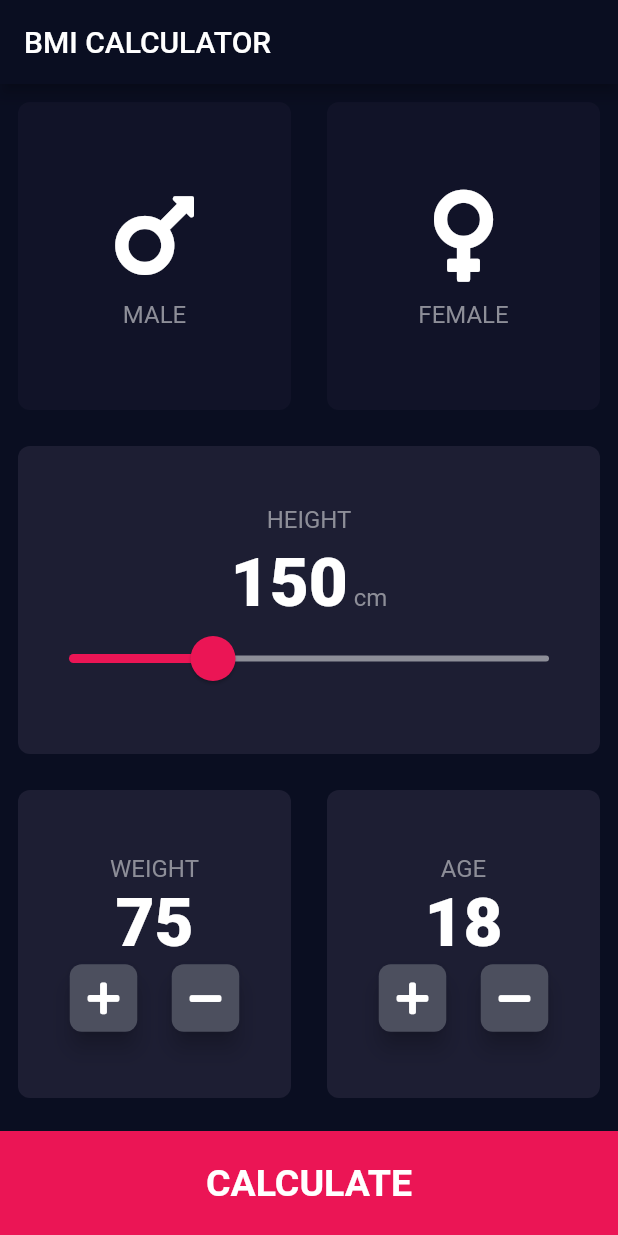
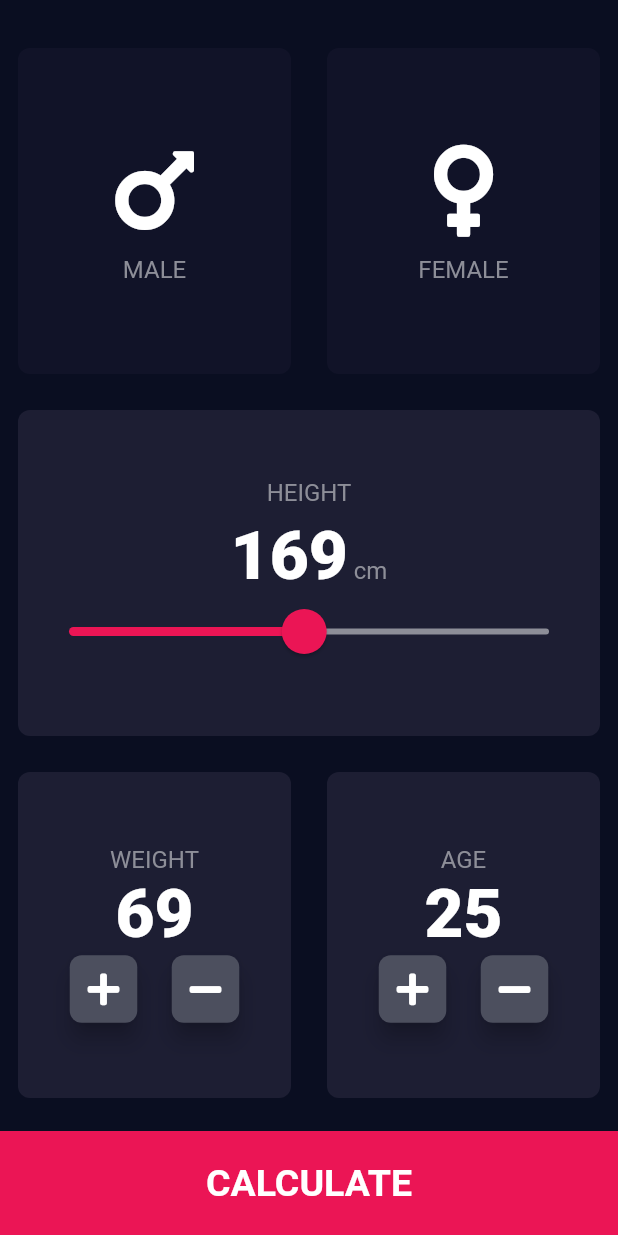
Before and after one commit to NoobSaiyan/BMI_Calculator, a Flutter app: the screen it shows after launch, on a phone screen of 412 x 824 dp. Run offline on Flutter 3.47's test engine with Material 2 defaults, Android fonts, the phone set to English and light mode, and no system bars; our stand-ins replace font_awesome_flutter.

Commit message:
final commit

```diff
--- a/lib/input_page.dart
+++ b/lib/input_page.dart
@@ -19,19 +19,20 @@ class InputPage extends StatefulWidget {
 
 class _InputPageState extends State<InputPage> {
   Gender selectedGender;
-  int height = 150;
-  int weight = 75;
-  int age = 18;
+  int height = 169;
+  int weight = 69;
+  int age = 25;
 
   @override
   Widget build(BuildContext context) {
     return Scaffold(
-      appBar: AppBar(
-        title: Text('BMI CALCULATOR'),
-      ),
+//      appBar: AppBar(
+//        title: Text('BMI CALCULATOR'),
+//      ),
       body: Column(
         crossAxisAlignment: CrossAxisAlignment.stretch,
         children: [
+          SizedBox(height: 20.0),
           Expanded(
             child: Row(children: [
               Expanded(
--- a/lib/result_page.dart
+++ b/lib/result_page.dart
@@ -14,13 +14,14 @@ class ResultPage extends StatelessWidget {
   @override
   Widget build(BuildContext context) {
     return Scaffold(
-      appBar: AppBar(
-        title: Text('BMI calculator'),
-      ),
+//      appBar: AppBar(
+//        title: Text('BMI calculator'),
+//      ),
       body: Column(
         mainAxisAlignment: MainAxisAlignment.spaceEvenly,
         crossAxisAlignment: CrossAxisAlignment.stretch,
         children: [
+          SizedBox(height: 20.0),
           Expanded(
             child: Container(
               margin: EdgeInsets.all(15.0),
```
